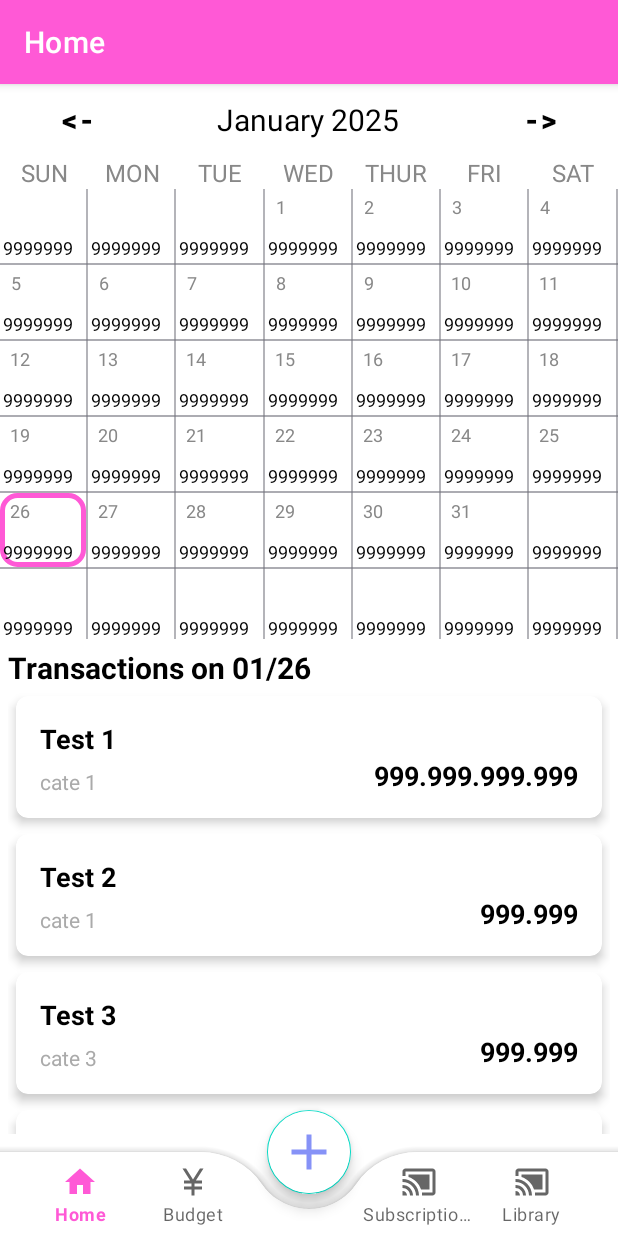
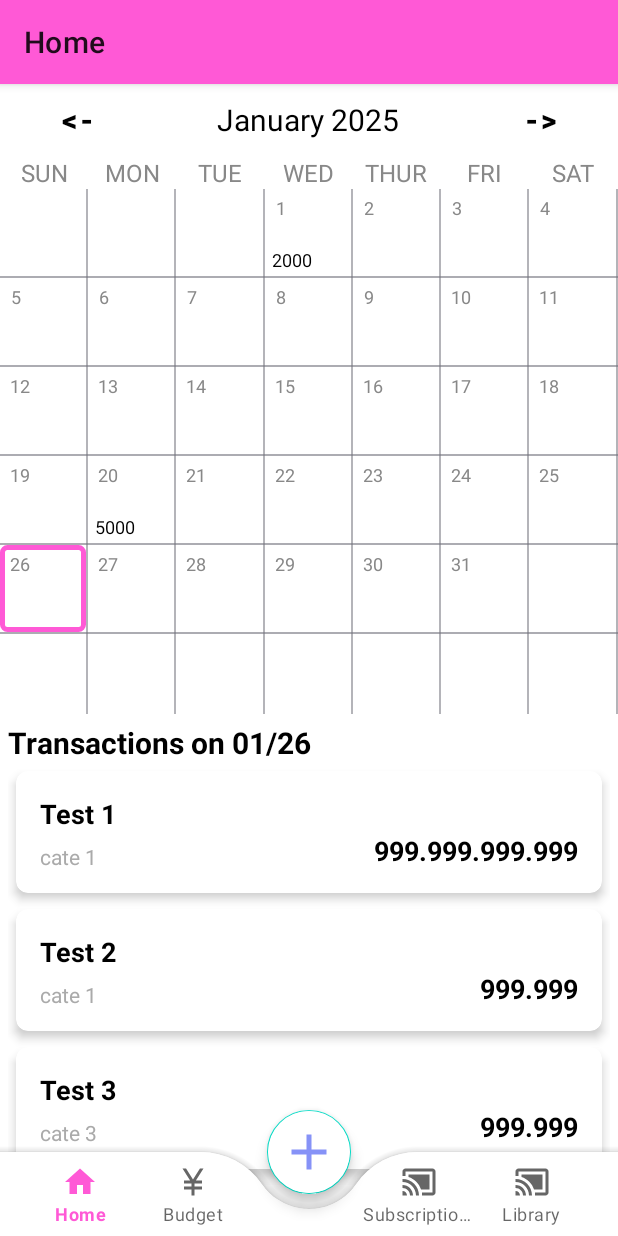
Before and after one commit to IamDieuKhanh2001/ExpenseManagement, an Android app: the screen it shows after launch (MainActivity), on a phone screen of 412 x 824 dp. Run offline under Robolectric (Android 15) with nearby library versions, the phone set to English and light mode, and no system bars.

Commit message:
amount on calendar

```diff
--- a/app/src/main/java/com/khanh/expensemanagement/home/CalendarAdapter.java
+++ b/app/src/main/java/com/khanh/expensemanagement/home/CalendarAdapter.java
@@ -13,11 +13,12 @@ import java.util.ArrayList;
 
 public class CalendarAdapter extends RecyclerView.Adapter<CalendarViewHolder> {
     private final ArrayList<String> daysOfMonth;
+    private final ArrayList<Integer> totalAmountInDate;
     private final OnItemListener onItemListener;
-//    private int selectedPosition = -1;
 
-    public CalendarAdapter(ArrayList<String> daysOfMonth, OnItemListener onItemListener) {
+    public CalendarAdapter(ArrayList<String> daysOfMonth, ArrayList<Integer> totalAmountInDate, OnItemListener onItemListener) {
         this.daysOfMonth = daysOfMonth;
+        this.totalAmountInDate = totalAmountInDate;
         this.onItemListener = onItemListener;
     }
 
@@ -28,6 +29,7 @@ public class CalendarAdapter extends RecyclerView.Adapter<CalendarViewHolder> {
         View view = inflater.inflate(R.layout.calendar_cell, parent, false);
         ViewGroup.LayoutParams layoutParams = view.getLayoutParams();
         layoutParams.height = (int) (parent.getHeight() * 0.166666666);
+
         return new CalendarViewHolder(view, onItemListener);
     }
 
@@ -35,6 +37,13 @@ public class CalendarAdapter extends RecyclerView.Adapter<CalendarViewHolder> {
     public void onBindViewHolder(@NonNull CalendarViewHolder holder, int position) {
 
         holder.dayOfMonth.setText(daysOfMonth.get(position));
+        if (totalAmountInDate.get(position) != 0) {
+
+            holder.totalAmount.setText(String.valueOf(totalAmountInDate.get(position)));
+        } else {
+
+            holder.totalAmount.setText("");
+        }
     }
 
     @Override
--- a/app/src/main/java/com/khanh/expensemanagement/home/CalendarViewHolder.java
+++ b/app/src/main/java/com/khanh/expensemanagement/home/CalendarViewHolder.java
@@ -12,12 +12,14 @@ import com.khanh.expensemanagement.R;
 public class CalendarViewHolder extends RecyclerView.ViewHolder implements View.OnClickListener
 {
     public final TextView dayOfMonth;
+    public final TextView totalAmount;
     public final ConstraintLayout calendar_cell_layout;
     private final CalendarAdapter.OnItemListener onItemListener;
     public CalendarViewHolder(@NonNull View itemView, CalendarAdapter.OnItemListener onItemListener)
     {
         super(itemView);
         dayOfMonth = itemView.findViewById(R.id.cellDayText);
+        totalAmount = itemView.findViewById(R.id.totalAmountText);
         calendar_cell_layout = itemView.findViewById(R.id.calendar_cell_layout);
         this.onItemListener = onItemListener;
         itemView.setOnClickListener(this);
--- a/app/src/main/java/com/khanh/expensemanagement/home/HomeFragment.java
+++ b/app/src/main/java/com/khanh/expensemanagement/home/HomeFragment.java
@@ -1,8 +1,8 @@
 package com.khanh.expensemanagement.home;
 
+import android.database.Cursor;
 import android.os.Bundle;
 
-import androidx.appcompat.app.AppCompatActivity;
 import androidx.constraintlayout.widget.ConstraintLayout;
 import androidx.fragment.app.Fragment;
 import androidx.recyclerview.widget.DividerItemDecoration;
@@ -20,15 +20,18 @@ import android.widget.Toast;
 
 import com.khanh.expensemanagement.R;
 import com.khanh.expensemanagement.util.FragmentUtil;
+import com.khanh.expensemanagement.util.db.DatabaseHelper;
 
 import java.time.LocalDate;
 import java.time.YearMonth;
 import java.time.format.DateTimeFormatter;
 import java.util.ArrayList;
+import java.util.Collections;
 
 public class HomeFragment extends Fragment implements CalendarAdapter.OnItemListener {
 
     private final String FRAGMENT_TITLE = "Home";
+
     private TextView monthYearText;
     private RecyclerView calendarRecyclerView;
     private LocalDate selectedDate;
@@ -37,6 +40,10 @@ public class HomeFragment extends Fragment implements CalendarAdapter.OnItemList
     private int previousSelectedPosition = -1;
     private TextView transaction_history_title;
     private RecyclerView transaction_recycler_view;
+    DatabaseHelper databaseHelper;
+
+    ArrayList<Integer> totalAmountInDateArray = new ArrayList<>(Collections.nCopies(42, 0));
+
 
     private final ArrayList<TransactionHistory> transactionHistoryList = new ArrayList<>();
 
@@ -47,28 +54,34 @@ public class HomeFragment extends Fragment implements CalendarAdapter.OnItemList
     @Override
     public View onCreateView(LayoutInflater inflater, ViewGroup container,
                              Bundle savedInstanceState) {
+
         // Inflate the layout for this fragment
         View view = inflater.inflate(R.layout.fragment_home, container, false);
 
+        databaseHelper = new DatabaseHelper(getActivity());
         FragmentUtil.setActionBarTitle(getActivity(), FRAGMENT_TITLE);
 
         initWidgets(view);
         selectedDate = LocalDate.now();
         setMonthView();
-        setTransactionList();
+        getDataTransactionList();
 
         previous_month_btn.setOnClickListener(new View.OnClickListener() {
             @Override
             public void onClick(View view) {
                 selectedDate = selectedDate.minusMonths(1);
+                selectedDate = selectedDate.withDayOfMonth(1);
                 setMonthView();
+                onResume();
             }
         });
         next_month_btn.setOnClickListener(new View.OnClickListener() {
             @Override
             public void onClick(View view) {
                 selectedDate = selectedDate.plusMonths(1);
+                selectedDate = selectedDate.withDayOfMonth(1);
                 setMonthView();
+                onResume();
             }
         });
 
@@ -77,10 +90,11 @@ public class HomeFragment extends Fragment implements CalendarAdapter.OnItemList
 
     @Override
     public void onResume() {
+
         super.onResume();
 
         ArrayList<String> daysInMonth = daysInMonthArray(selectedDate);
-        // Add border for current cell day in recyclerView
+        // Add border for selected cell day in recyclerView
         previousSelectedPosition = daysInMonth.indexOf(String.valueOf(selectedDate.getDayOfMonth()));
 
         calendarRecyclerView.post(() -> {
@@ -97,7 +111,47 @@ public class HomeFragment extends Fragment implements CalendarAdapter.OnItemList
         createTransactionHistoryTitle();
     }
 
+    public void getDataAmount() {
+
+        Integer totalAmountInDate = 0;
+
+        LocalDate firstDayOfMonth = selectedDate.withDayOfMonth(1);
+        int dayOfWeek = firstDayOfMonth.getDayOfWeek().getValue();
+
+        LocalDate lastDayOfMonth = selectedDate.withDayOfMonth(selectedDate.lengthOfMonth());
+
+        LocalDate currentDate = firstDayOfMonth;
+        while (!currentDate.isAfter(lastDayOfMonth)) {
+            // Gọi hàm truy vấn với từng ngày
+            Cursor cursor = databaseHelper.transactionFindByDate(currentDate);
+
+            if (cursor != null && cursor.moveToFirst()) {
+                do {
+                    // Lấy dữ liệu từ Cursor
+                    int amountColIndex = cursor.getColumnIndex("amount");
+                    if (amountColIndex != -1) {
+
+                        Integer currentAmount = cursor.getInt(amountColIndex);
+                        totalAmountInDate += currentAmount;
+                    }
+                } while (cursor.moveToNext());
+            }
+
+            // Đóng cursor nếu không còn sử dụng
+            if (cursor != null) {
+                cursor.close();
+            }
+
+            totalAmountInDateArray.set(dayOfWeek + currentDate.getDayOfMonth() - 1, totalAmountInDate);
+            totalAmountInDate = 0;
+
+            // Chuyển sang ngày tiếp theo
+            currentDate = currentDate.plusDays(1);
+        }
+    }
+
     private void initWidgets(View view) {
+
         calendarRecyclerView = view.findViewById(R.id.calendarRecyclerView);
         monthYearText = view.findViewById(R.id.monthYearTV);
         previous_month_btn = view.findViewById(R.id.previous_month_btn);
@@ -107,11 +161,15 @@ public class HomeFragment extends Fragment implements CalendarAdapter.OnItemList
     }
 
     private void setMonthView() {
+
+        totalAmountInDateArray = new ArrayList<>(Collections.nCopies(42, 0));
+        getDataAmount();
+
         monthYearText.setText(monthYearFromDate(selectedDate));
         ArrayList<String> daysInMonth = daysInMonthArray(selectedDate);
 
         // Set data for recyclerView
-        CalendarAdapter calendarAdapter = new CalendarAdapter(daysInMonth, this);
+        CalendarAdapter calendarAdapter = new CalendarAdapter(daysInMonth, totalAmountInDateArray,this);
 
         // Init DividerItemDecoration for the first time only (The divider between item in recyclerView)
         if (calendarRecyclerView.getItemDecorationCount() == 0) {
@@ -128,6 +186,7 @@ public class HomeFragment extends Fragment implements CalendarAdapter.OnItemList
     }
 
     private ArrayList<String> daysInMonthArray(LocalDate date) {
+
         ArrayList<String> daysInMonthArray = new ArrayList<>();
         YearMonth yearMonth = YearMonth.from(date);
 
@@ -147,6 +206,7 @@ public class HomeFragment extends Fragment implements CalendarAdapter.OnItemList
     }
 
     private String monthYearFromDate(LocalDate date) {
+
         DateTimeFormatter formatter = DateTimeFormatter.ofPattern("MMMM yyyy");
         return date.format(formatter);
     }
@@ -161,7 +221,8 @@ public class HomeFragment extends Fragment implements CalendarAdapter.OnItemList
         transaction_history_title.setText(formattedText);
     }
 
-    private void setTransactionList() {
+    private void getDataTransactionList() {
+
         transactionHistoryList.add(new TransactionHistory(1, "Test 1", "cate 1", "999.999.999.999"));
         transactionHistoryList.add(new TransactionHistory(1, "Test 2", "cate 1", "999.999"));
         transactionHistoryList.add(new TransactionHistory(1, "Test 3", "cate 3", "999.999"));
@@ -176,6 +237,7 @@ public class HomeFragment extends Fragment implements CalendarAdapter.OnItemList
 
     @Override
     public void onItemClick(int position, String dayText, View view) {
+
         ConstraintLayout cell_layout;
         if (!dayText.equals("")) {
             if (previousSelectedPosition != position) {
--- /dev/null
+++ b/app/src/main/java/com/khanh/expensemanagement/util/db/DatabaseHelper.java
@@ -0,0 +1,121 @@
+package com.khanh.expensemanagement.util.db;
+
+import android.content.Context;
+import android.database.Cursor;
+import android.database.sqlite.SQLiteDatabase;
+import android.database.sqlite.SQLiteOpenHelper;
+
+import androidx.annotation.Nullable;
+
+import java.time.LocalDate;
+import java.time.YearMonth;
+
+public class DatabaseHelper extends SQLiteOpenHelper {
+
+    private final Context context;
+    private static final String DATABASE_NAME = "ExpenseManagement.db";
+    private static final int DATABASE_VERSION = 1;
+    private String TABLE_CATEGORIES = "categories";
+    private String TABLE_TRANSACTION = "transactions";
+
+    public DatabaseHelper(@Nullable Context context) {
+        super(context, DATABASE_NAME, null, DATABASE_VERSION);
+        this.context = context;
+    }
+
+    @Override
+    public void onCreate(SQLiteDatabase sqLiteDatabase) {
+
+        String queryCreateCategories = "CREATE TABLE " + TABLE_CATEGORIES +
+                " (" +
+                "id" + " INTEGER PRIMARY KEY AUTOINCREMENT NOT NULL UNIQUE, " +
+                "name_ss" + " TEXT, " +
+                "image" + " TEXT " +
+                ");";
+
+        String queryCreateTransaction = "CREATE TABLE " + TABLE_TRANSACTION +
+                " (" +
+                "id" + " INTEGER PRIMARY KEY AUTOINCREMENT NOT NULL UNIQUE, " +
+                "amount" + " INTEGER DEFAULT 0, " +
+                "note" + " TEXT, " +
+                "category_id" + " INTEGER, " +
+                "transaction_dt" + " TEXT, " +
+                "source_fund_id" + " INTEGER, " +
+                "ins_dttm" + " TEXT, " +
+                "upd_dttm" + " TEXT " +
+                ");";
+
+        sqLiteDatabase.execSQL(queryCreateCategories);
+        sqLiteDatabase.execSQL(queryCreateTransaction);
+
+        seedCategoriesData(sqLiteDatabase);
+    }
+
+    @Override
+    public void onUpgrade(SQLiteDatabase sqLiteDatabase, int i, int i1) {
+        sqLiteDatabase.execSQL("DROP TABLE IF EXISTS " + TABLE_CATEGORIES);
+        sqLiteDatabase.execSQL("DROP TABLE IF EXISTS " + TABLE_TRANSACTION);
+        onCreate(sqLiteDatabase);
+    }
+
+    private void seedCategoriesData(SQLiteDatabase db) {
+
+        String[] seederQueries = new String[]{
+
+                "INSERT INTO categories (id, name_ss, image) VALUES (1, 'Food', NULL);",
+                "INSERT INTO categories (id, name_ss, image) VALUES (2, 'Transport', NULL);",
+                "INSERT INTO categories (id, name_ss, image) VALUES (3, 'Beauty', NULL);",
+                "INSERT INTO categories (id, name_ss, image) VALUES (4, 'Health', NULL);",
+                "INSERT INTO categories (id, name_ss, image) VALUES (5, 'Charity', NULL);",
+                "INSERT INTO categories (id, name_ss, image) VALUES (6, 'Shopping', NULL);",
+                "INSERT INTO categories (id, name_ss, image) VALUES (7, 'Entertainment', NULL);",
+                "INSERT INTO categories (id, name_ss, image) VALUES (8, 'Study', NULL);",
+
+                "INSERT INTO transactions (\"amount\",\"note\",\"category_id\",\"transaction_dt\",\"source_fund_id\",\"ins_dttm\",\"upd_dttm\") VALUES (1000,'text 1 note',1,'2025-12-20',NULL,'2025-01-26 19:42:00','2025-01-26 19:42:00');",
+                "INSERT INTO transactions (\"amount\",\"note\",\"category_id\",\"transaction_dt\",\"source_fund_id\",\"ins_dttm\",\"upd_dttm\") VALUES (2000,'text 1 note',1,'2025-01-01',NULL,'2025-01-26 19:42:00','2025-01-26 19:42:00');",
+                "INSERT INTO transactions (\"amount\",\"note\",\"category_id\",\"transaction_dt\",\"source_fund_id\",\"ins_dttm\",\"upd_dttm\") VALUES (2000,'text 1 note',1,'2025-01-20',NULL,'2025-01-26 19:42:00','2025-01-26 19:42:00');",
+                "INSERT INTO transactions (\"amount\",\"note\",\"category_id\",\"transaction_dt\",\"source_fund_id\",\"ins_dttm\",\"upd_dttm\") VALUES (3000,'text 1 note',1,'2025-01-20',NULL,'2025-01-26 19:42:00','2025-01-26 19:42:00');",
+        };
+
+        for (String query : seederQueries) {
+            db.execSQL(query);
+        }
+    }
+
+    public Cursor categoryFindAll(){
+        String query = "SELECT " + "*"
+                + " FROM " + TABLE_CATEGORIES;
+        SQLiteDatabase db = this.getReadableDatabase();
+
+        Cursor cursor = null;
+        if(db != null){
+            cursor = db.rawQuery(query, null);
+        }
+        return cursor;
+    }
+
+    public Cursor transactionFindAll(){
+        String query = "SELECT " + "*"
+                + " FROM " + TABLE_TRANSACTION;
+        SQLiteDatabase db = this.getReadableDatabase();
+
+        Cursor cursor = null;
+        if(db != null){
+            cursor = db.rawQuery(query, null);
+        }
+        return cursor;
+    }
+
+    public Cursor transactionFindByDate(LocalDate date){
+        String query = "SELECT " + "id, amount, note, category_id, transaction_dt, source_fund_id, ins_dttm, upd_dttm" +
+                " FROM " + TABLE_TRANSACTION +
+                " WHERE transaction_dt LIKE ?";
+        SQLiteDatabase db = this.getReadableDatabase();
+
+        Cursor cursor = null;
+        if(db != null){
+            cursor = db.rawQuery(query, new String[]{String.valueOf(date)});
+        }
+        return cursor;
+    }
+}
--- a/app/src/main/res/drawable/calendar_cell_border.xml
+++ b/app/src/main/res/drawable/calendar_cell_border.xml
@@ -2,6 +2,6 @@
 <shape xmlns:android="http://schemas.android.com/apk/res/android">
     <solid android:color="@color/white"/>
     <stroke android:width="3dip" android:color="@color/pink" />
-    <corners android:radius="10dip"/>
+    <corners android:radius="3dip"/>
     <padding android:left="0dip" android:top="0dip" android:right="0dip" android:bottom="0dip" />
 </shape>
--- a/app/src/main/res/layout/calendar_cell.xml
+++ b/app/src/main/res/layout/calendar_cell.xml
@@ -20,7 +20,7 @@
         app:layout_constraintVertical_bias="0.103" />
 
     <TextView
-        android:id="@+id/textView2"
+        android:id="@+id/totalAmountText"
         android:layout_width="wrap_content"
         android:layout_height="wrap_content"
         android:text="9999999"
--- a/app/src/main/res/layout/fragment_home.xml
+++ b/app/src/main/res/layout/fragment_home.xml
@@ -114,11 +114,10 @@
 
     </LinearLayout>
 
-
     <androidx.recyclerview.widget.RecyclerView
         android:id="@+id/calendarRecyclerView"
         android:layout_width="match_parent"
-        android:layout_height="300dp" />
+        android:layout_height="350dp" />
 
     <LinearLayout
         android:layout_width="match_parent"
--- a/app/src/main/res/values-night/themes.xml
+++ b/app/src/main/res/values-night/themes.xml
@@ -1,7 +1,8 @@
 <resources xmlns:tools="http://schemas.android.com/tools">
     <!-- Base application theme. -->
-    <style name="Base.Theme.ExpenseManagement" parent="Theme.MaterialComponents.DayNight.NoActionBar">
+    <style name="Base.Theme.ExpenseManagement" parent="Theme.MaterialComponents.Light">
         <!-- Customize your dark theme here. -->
         <!-- <item name="colorPrimary">@color/my_dark_primary</item> -->
     </style>
+
 </resources>
--- a/app/src/main/res/values/themes.xml
+++ b/app/src/main/res/values/themes.xml
@@ -1,6 +1,5 @@
 <resources xmlns:tools="http://schemas.android.com/tools">
-    <!-- Base application theme. -->
-    <style name="Base.Theme.ExpenseManagement" parent="Theme.MaterialComponents.DayNight.DarkActionBar">
+    <style name="Theme.ExpenseManagement" parent="Theme.MaterialComponents.Light">
         <!-- Primary brand color. -->
         <item name="colorPrimary">@color/pink</item>
         <item name="colorPrimaryVariant">@color/lavender</item>
@@ -10,14 +9,13 @@
         <item name="colorSecondaryVariant">@color/teal_700</item>
         <item name="colorOnSecondary">@color/black</item>
         <!-- Status bar color. -->
-        <item name="android:statusBarColor">?attr/colorPrimaryVariant</item>
+        <item name="android:statusBarColor">?attr/colorPrimary</item>
         <!-- Customize your theme here. -->
     </style>
-
-    <style name="Theme.ExpenseManagement" parent="Base.Theme.ExpenseManagement" />
 
     <style name="DialogAnimation">
         <item name="android:windowEnterAnimation">@anim/slide_in</item>
         <item name="android:windowExitAnimation">@anim/slide_out</item>
     </style>
+
 </resources>
```
Also changed, not shown: app/src/main/java/com/khanh/expensemanagement/register_trans/RegisterTransFragment.java (added, +61 -0 lines), app/src/main/res/layout/fragment_register_trans.xml (added, +24 -0 lines), app/src/main/res/layout/source_of_fund_bottom.xml (added, +79 -0 lines), app/src/main/res/drawable/source_of_fund_1.jpg (added).
